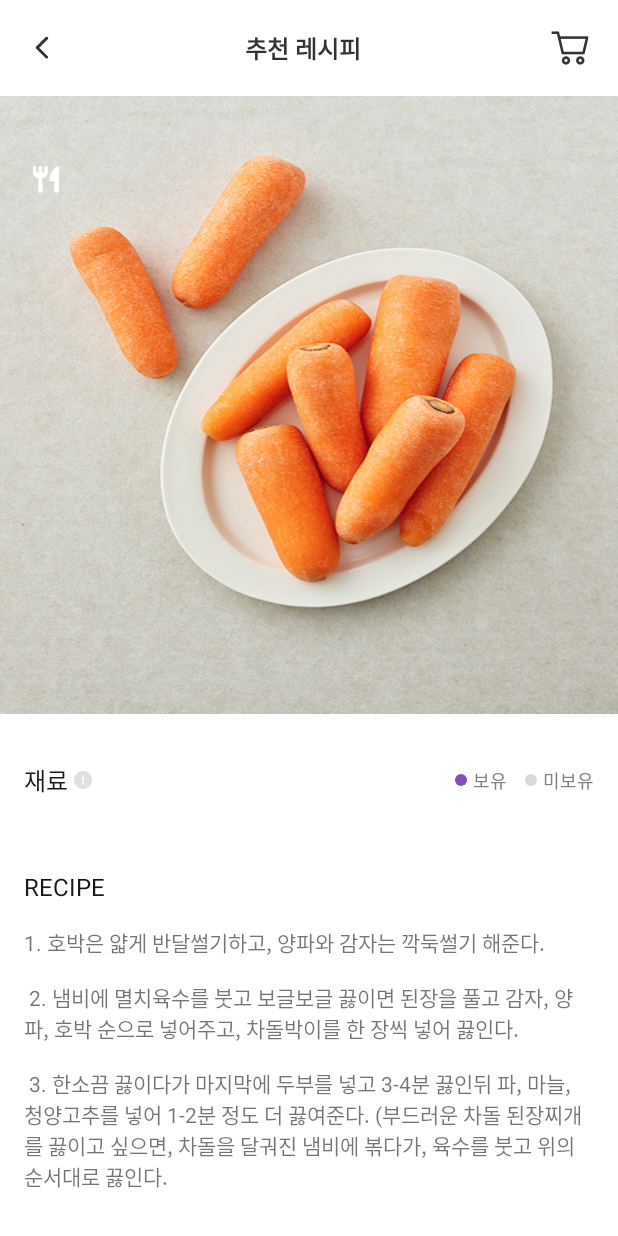
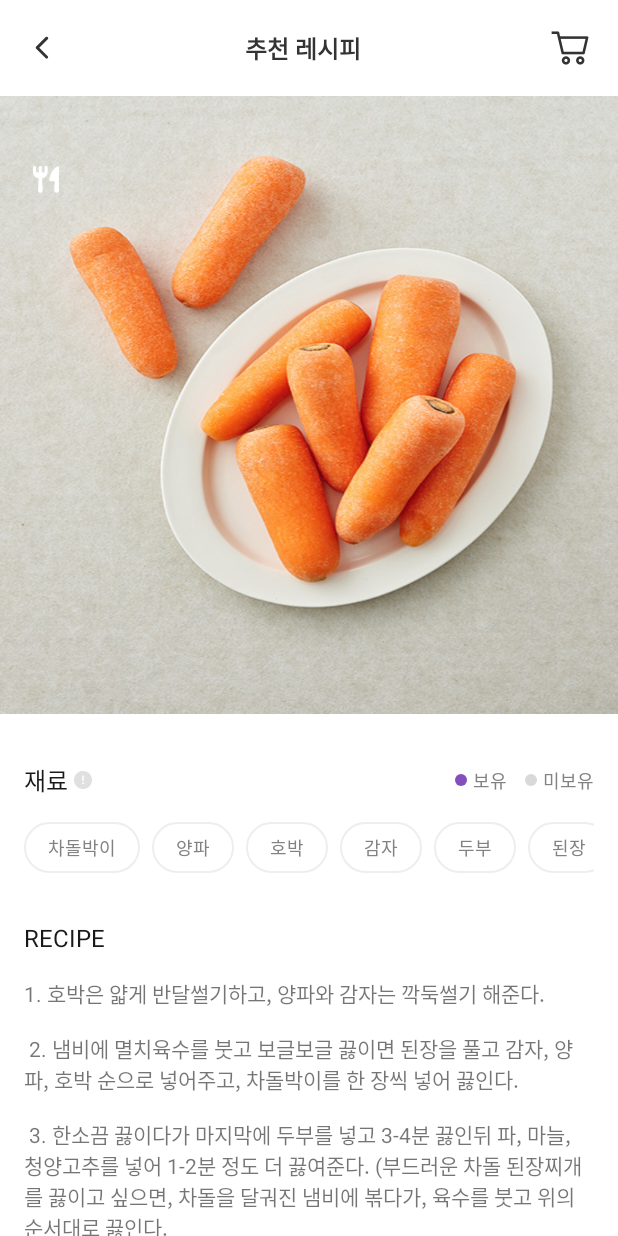
Before and after one commit to LogicKurly/LogicKurly-AOS, an Android app: the fragment RecommendDetailFragment placed in its activity, on a phone screen of 412 x 824 dp. Run offline under Robolectric (Android 15) with nearby library versions, the phone set to English and light mode, and no system bars; our stand-ins replace data binding; pictures from the network do not load.

Commit message:
add: RecommendDetail 필요한 재료 adapter 추가

```diff
--- /dev/null
+++ b/app/src/main/java/com/kurly/logickurly/presentation/recommendRecipe/view/adapter/IngredientAdapter.kt
@@ -0,0 +1,146 @@
+package com.kurly.logickurly.presentation.recommendRecipe.view.adapter
+
+import android.annotation.SuppressLint
+import android.content.Context
+import android.view.LayoutInflater
+import android.view.View
+import android.view.ViewGroup
+import android.widget.ImageView
+import android.widget.TextView
+import androidx.constraintlayout.widget.ConstraintLayout
+import androidx.recyclerview.widget.LinearLayoutManager
+import androidx.recyclerview.widget.RecyclerView
+import com.bumptech.glide.Glide
+import com.bumptech.glide.load.engine.DiskCacheStrategy
+import com.kurly.logickurly.R
+import com.kurly.logickurly.presentation.addRefrigerator.adapter.PopularAdapter
+
+class IngredientAdapter(var context: Context, var ingredientList: ArrayList<String>, var itemImageList: MutableList<String>, var itemDeliverList: MutableList<MutableList<String>>, var itemProductList: MutableList<MutableList<String>>, var itemValueList: MutableList<MutableList<Int>>): RecyclerView.Adapter<IngredientAdapter.ViewHolder>(){
+
+    interface ItemClickListener {
+        fun onClick(view: View, position: Int)
+    }
+    private lateinit var itemClickListener: ItemClickListener
+
+    fun setItemClickListener(itemClickListener: ItemClickListener) {
+        this.itemClickListener = itemClickListener
+    }
+
+    override fun onCreateViewHolder(parent: ViewGroup, viewType: Int): ViewHolder {
+        var view = LayoutInflater.from(parent.context).inflate(R.layout.require_ingredient_item, parent, false)
+        return ViewHolder(view)
+    }
+
+    @SuppressLint("ResourceType")
+    override fun onBindViewHolder(holder: ViewHolder, @SuppressLint("RecyclerView") parentPosition: Int) {
+
+        holder.tvIngredient.text = ingredientList[parentPosition]
+
+        holder.item1.setOnClickListener{
+            itemClickListener.onClick(it,parentPosition)
+        }
+        holder.item2.setOnClickListener{
+            itemClickListener.onClick(it,parentPosition)
+        }
+        holder.item3.setOnClickListener{
+            itemClickListener.onClick(it,parentPosition)
+        }
+        holder.item4.setOnClickListener{
+            itemClickListener.onClick(it,parentPosition)
+        }
+        holder.item5.setOnClickListener{
+            itemClickListener.onClick(it,parentPosition)
+        }
+
+        Glide.with(context)
+            .load(R.drawable.carrot) //itemImageList[parentPosition][0]
+            .diskCacheStrategy(DiskCacheStrategy.NONE)
+            .fitCenter()
+            .into(holder.iv_image_item1)
+
+        Glide.with(context)
+            .load(R.drawable.carrot) //itemImageList[parentPosition][1]
+            .diskCacheStrategy(DiskCacheStrategy.NONE)
+            .fitCenter()
+            .into(holder.iv_image_item2)
+
+        Glide.with(context)
+            .load(R.drawable.carrot) //itemImageList[parentPosition][2]
+            .diskCacheStrategy(DiskCacheStrategy.NONE)
+            .fitCenter()
+            .into(holder.iv_image_item3)
+
+        Glide.with(context)
+            .load(R.drawable.carrot) //itemImageList[parentPosition][3]
+            .diskCacheStrategy(DiskCacheStrategy.NONE)
+            .fitCenter()
+            .into(holder.iv_image_item4)
+
+        Glide.with(context)
+            .load(R.drawable.carrot) //itemImageList[parentPosition][4]
+            .diskCacheStrategy(DiskCacheStrategy.NONE)
+            .fitCenter()
+            .into(holder.iv_image_item5)
+
+        holder.tv_deliver_item1.text = itemDeliverList[parentPosition][0]
+        holder.tv_deliver_item2.text = itemDeliverList[parentPosition][1]
+        holder.tv_deliver_item3.text = itemDeliverList[parentPosition][2]
+        holder.tv_deliver_item4.text = itemDeliverList[parentPosition][3]
+        holder.tv_deliver_item5.text = itemDeliverList[parentPosition][4]
+
+        holder.tv_product_item1.text = itemProductList[parentPosition][0]
+        holder.tv_product_item2.text = itemProductList[parentPosition][1]
+        holder.tv_product_item3.text = itemProductList[parentPosition][2]
+        holder.tv_product_item4.text = itemProductList[parentPosition][3]
+        holder.tv_product_item5.text = itemProductList[parentPosition][4]
+
+        holder.tv_value_item1.text = "${itemValueList[parentPosition][0]}원"
+        holder.tv_value_item2.text = "${itemValueList[parentPosition][1]}원"
+        holder.tv_value_item3.text = "${itemValueList[parentPosition][2]}원"
+        holder.tv_value_item4.text = "${itemValueList[parentPosition][3]}원"
+        holder.tv_value_item5.text = "${itemValueList[parentPosition][4]}원"
+
+    }
+
+    class ViewHolder(v: View): RecyclerView.ViewHolder(v){
+        private var view : View = v
+
+        var tvIngredient = v.findViewById<TextView>(R.id.tvIngredient)
+
+        var item1 = v.findViewById<ConstraintLayout>(R.id.item1)
+        var iv_image_item1 = v.findViewById<ImageView>(R.id.iv_image_item1)
+        var tv_deliver_item1 = v.findViewById<TextView>(R.id.tv_deliver_item1)
+        var tv_product_item1 = v.findViewById<TextView>(R.id.tv_product_item1)
+        var tv_value_item1 = v.findViewById<TextView>(R.id.tv_value_item1)
+
+        var item2 = v.findViewById<ConstraintLayout>(R.id.item2)
+        var iv_image_item2 = v.findViewById<ImageView>(R.id.iv_image_item2)
+        var tv_deliver_item2 = v.findViewById<TextView>(R.id.tv_deliver_item2)
+        var tv_product_item2 = v.findViewById<TextView>(R.id.tv_product_item2)
+        var tv_value_item2 = v.findViewById<TextView>(R.id.tv_value_item2)
+
+        var item3 = v.findViewById<ConstraintLayout>(R.id.item3)
+        var iv_image_item3 = v.findViewById<ImageView>(R.id.iv_image_item3)
+        var tv_deliver_item3 = v.findViewById<TextView>(R.id.tv_deliver_item3)
+        var tv_product_item3 = v.findViewById<TextView>(R.id.tv_product_item3)
+        var tv_value_item3 = v.findViewById<TextView>(R.id.tv_value_item3)
+
+        var item4 = v.findViewById<ConstraintLayout>(R.id.item4)
+        var iv_image_item4 = v.findViewById<ImageView>(R.id.iv_image_item4)
+        var tv_deliver_item4 = v.findViewById<TextView>(R.id.tv_deliver_item4)
+        var tv_product_item4 = v.findViewById<TextView>(R.id.tv_product_item4)
+        var tv_value_item4 = v.findViewById<TextView>(R.id.tv_value_item4)
+
+        var item5 = v.findViewById<ConstraintLayout>(R.id.item5)
+        var iv_image_item5 = v.findViewById<ImageView>(R.id.iv_image_item5)
+        var tv_deliver_item5 = v.findViewById<TextView>(R.id.tv_deliver_item5)
+        var tv_product_item5 = v.findViewById<TextView>(R.id.tv_product_item5)
+        var tv_value_item5 = v.findViewById<TextView>(R.id.tv_value_item5)
+
+    }
+
+    override fun getItemCount(): Int {
+        return ingredientList.size
+    }
+
+}
--- a/app/src/main/java/com/kurly/logickurly/presentation/recommendRecipe/view/fragment/RecommendDetailFragment.kt
+++ b/app/src/main/java/com/kurly/logickurly/presentation/recommendRecipe/view/fragment/RecommendDetailFragment.kt
@@ -1,13 +1,17 @@
 package com.kurly.logickurly.presentation.recommendRecipe.view.fragment
 
+import android.view.View
 import androidx.lifecycle.ViewModelProvider
-import com.google.gson.JsonParser
+import androidx.recyclerview.widget.LinearLayoutManager
+import androidx.recyclerview.widget.RecyclerView
 import com.kurly.logickurly.R
 import com.kurly.logickurly.data.model.Preferences
 import com.kurly.logickurly.databinding.FragmentRecommendDetailBinding
+import com.kurly.logickurly.presentation.addRefrigerator.adapter.PopularAdapter
 import com.kurly.logickurly.presentation.base.BaseFragment
-import com.kurly.logickurly.presentation.myRefrigerator.view.dialog.NoticeDialog
 import com.kurly.logickurly.presentation.recommendRecipe.view.RecommendRecipeActivty
+import com.kurly.logickurly.presentation.recommendRecipe.view.adapter.IngredientAdapter
+import com.kurly.logickurly.presentation.recommendRecipe.view.dialog.AddCartDialog
 import com.kurly.logickurly.presentation.recommendRecipe.view.dialog.RecipeNoticeDialog
 import com.kurly.logickurly.presentation.recommendRecipe.viewModel.RecommendRecipeViewModel
 
@@ -33,6 +37,69 @@ class RecommendDetailFragment : BaseFragment<FragmentRecommendDetailBinding>(R.l
             RecipeNoticeDialog().show(this.parentFragmentManager, "")
         }
 
+
+        var listManager = LinearLayoutManager(context, RecyclerView.VERTICAL, false)
+
+        var ingredientList = mutableListOf("배추","고춧가루")
+        var itemImageList = mutableListOf<String>()
+        var itemDeliverList = mutableListOf(mutableListOf("샛별배송","샛별배송","샛별배송","낯배송","샛별배송"),mutableListOf("샛별배송","샛별배송","샛별배송","낯배송","샛별배송")
+        ,mutableListOf("샛별배송","샛별배송","샛별배송","낯배송","샛별배송"),mutableListOf("샛별배송","샛별배송","샛별배송","낯배송","샛별배송"),mutableListOf("샛별배송","샛별배송","샛별배송","낯배송","샛별배송"))
+        var itemProductList = mutableListOf(mutableListOf("[햇님마을] 고춧가루 2종","[예림원] 빛깔고운 고춧가루","[진미] 햇살홍 고춧가루","[진미] 국산태양초 고춧가루","[햇님마을] 영양산 고춧가루"),mutableListOf("[햇님마을] 고춧가루 2종","[예림원] 빛깔고운 고춧가루","[진미] 햇살홍 고춧가루","[진미] 국산태양초 고춧가루","[햇님마을] 영양산 고춧가루")
+        ,mutableListOf("[햇님마을] 고춧가루 2종","[예림원] 빛깔고운 고춧가루","[진미] 햇살홍 고춧가루","[진미] 국산태양초 고춧가루","[햇님마을] 영양산 고춧가루"),mutableListOf("[햇님마을] 고춧가루 2종","[예림원] 빛깔고운 고춧가루","[진미] 햇살홍 고춧가루","[진미] 국산태양초 고춧가루","[햇님마을] 영양산 고춧가루"),mutableListOf("[햇님마을] 고춧가루 2종","[예림원] 빛깔고운 고춧가루","[진미] 햇살홍 고춧가루","[진미] 국산태양초 고춧가루","[햇님마을] 영양산 고춧가루"))
+        var itemValueList = mutableListOf(mutableListOf(12000,9300,17300,8500,10500),mutableListOf(12000,9300,17300,8500,10500),mutableListOf(12000,9300,17300,8500,10500)
+        ,mutableListOf(12000,9300,17300,8500,10500),mutableListOf(12000,9300,17300,8500,10500))
+
+        var listAdapter = IngredientAdapter(requireContext(), ingredientList as ArrayList<String>, itemImageList,itemDeliverList,itemProductList,itemValueList)
+        var recyclerList = binding.addIngredientRecyclerView.apply {
+            setHasFixedSize(true)
+            layoutManager = listManager
+            adapter = listAdapter
+        }
+
+        listAdapter.setItemClickListener(object : IngredientAdapter.ItemClickListener {
+            override fun onClick(view: View, position: Int) {
+                AddCartDialog().show(parentFragmentManager, "")
+            }
+        })
+
+        var requireIngredientList = mutableListOf("차돌박이","양파","호박","감자","두부","된장","파","마늘","고추")
+        //기존에 냉장고에 담겨 있는 재료는 선택된 상태
+        var selectedItemList = mutableListOf<Int>()
+        var myRefrigerator = Preferences.getInstance(requireContext()).getStringItem("MyRefrigerator","")
+        var itemList2 = myRefrigerator?.split(",")
+        var tempList = mutableListOf<String>()
+        for(i in 0 until itemList2!!.size){
+            if(itemList2[i]!="" && itemList2[i]!=","){
+                tempList.add(itemList2[i].replace(",",""))
+            }
+        }
+        itemList2 = tempList
+        for(i in 0 until requireIngredientList.size){
+            if(itemList2.contains(requireIngredientList[i])){
+                selectedItemList.add(1)
+            }
+            else{
+                selectedItemList.add(0)
+            }
+        }
+
+
+        var listManager2 = LinearLayoutManager(context, RecyclerView.HORIZONTAL, false)
+        var listAdapter2 = PopularAdapter(requireContext(), requireIngredientList as ArrayList<String>, selectedItemList as ArrayList<Int>)
+        var recyclerList2 = binding.ingredientRecyclerView.apply {
+            setHasFixedSize(true)
+            layoutManager = listManager2
+            adapter = listAdapter2
+        }
+
+        listAdapter2.setItemClickListener(object : PopularAdapter.ItemClickListener {
+            override fun onClick(view: View, position: Int) {
+            }
+        })
+
+
+
+
     }
 
     override fun onSubscribe() {
```
Also changed, not shown: app/src/main/java/com/kurly/logickurly/presentation/cameraSearch/dialog/CameraNoticeDialog.kt (added, +40 -0 lines), app/src/main/java/com/kurly/logickurly/presentation/cameraSearch/view/CameraSearchActivity.kt (+6 -2 lines), app/src/main/java/com/kurly/logickurly/presentation/recommendRecipe/view/dialog/AddCartDialog.kt (added, +40 -0 lines), app/src/main/res/layout/dialog_add_cart.xml (added, +54 -0 lines), app/src/main/res/layout/dialog_camera_notice.xml (added, +54 -0 lines), app/src/main/res/layout/require_ingredient_item.xml (added, +302 -0 lines).
